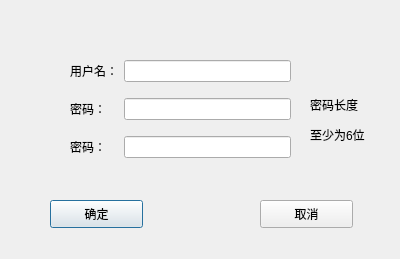
Old version of the form StudentDormManage/dialog_user_info.ui in the repository ThocatsYoung/StuDormMana.
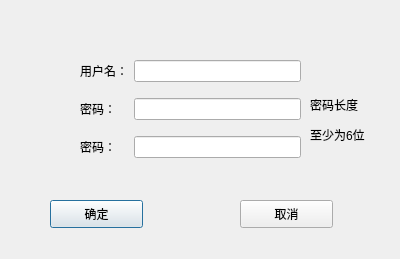
New version of the form.

Patch:
```diff
--- a/StudentDormManage/dialog_user_info.ui
+++ b/StudentDormManage/dialog_user_info.ui
@@ -29,7 +29,7 @@
   <widget class="QPushButton" name="pushButton_cancel">
    <property name="geometry">
     <rect>
-     <x>260</x>
+     <x>240</x>
      <y>200</y>
      <width>93</width>
      <height>28</height>
@@ -42,7 +42,7 @@
   <widget class="QWidget" name="gridLayoutWidget">
    <property name="geometry">
     <rect>
-     <x>70</x>
+     <x>80</x>
      <y>50</y>
      <width>221</width>
      <height>121</height>
```
